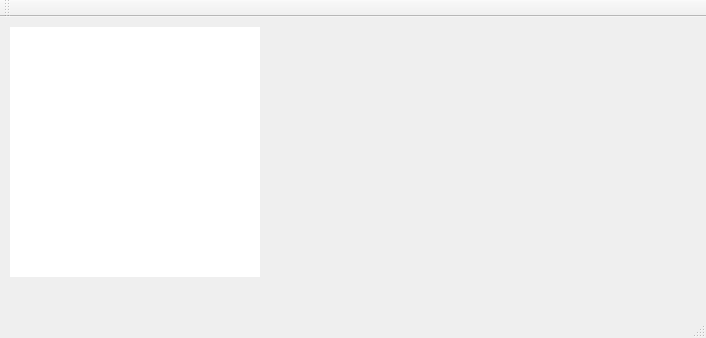
Above: stalkatbase.ui from JustDevZero-vault/StalKat before the change. Below: the same form after it.
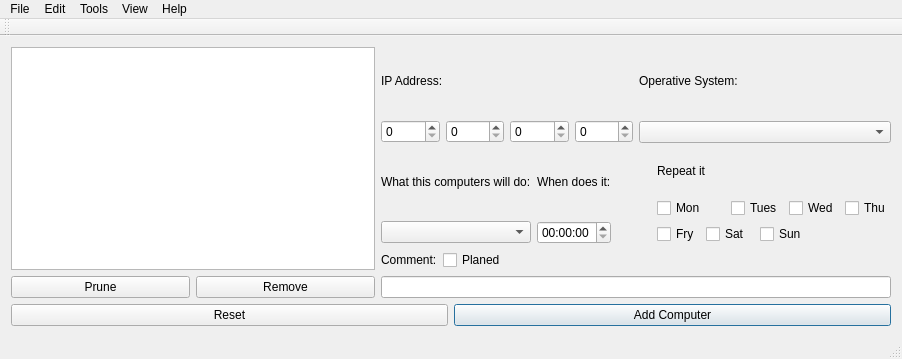
That is the form after the change.

What changed in the file:
```diff
--- a/stalkatbase.ui
+++ b/stalkatbase.ui
@@ -6,8 +6,8 @@
    <rect>
     <x>0</x>
     <y>0</y>
-    <width>706</width>
-    <height>338</height>
+    <width>902</width>
+    <height>359</height>
    </rect>
   </property>
   <property name="windowTitle">
@@ -17,32 +17,381 @@
    <locale language="English" country="UnitedStates"/>
   </property>
   <widget class="QWidget" name="centralWidget">
-   <widget class="QGraphicsView" name="mui_biglogo">
-    <property name="geometry">
-     <rect>
-      <x>10</x>
-      <y>10</y>
-      <width>250</width>
-      <height>250</height>
-     </rect>
-    </property>
-    <property name="frameShape">
-     <enum>QFrame::NoFrame</enum>
-    </property>
-    <property name="frameShadow">
-     <enum>QFrame::Plain</enum>
-    </property>
-   </widget>
+   <layout class="QGridLayout" name="gridLayout_4">
+    <item row="0" column="0">
+     <layout class="QGridLayout" name="gridLayout_3">
+      <item row="1" column="1">
+       <layout class="QHBoxLayout" name="horizontalLayout">
+        <item>
+         <layout class="QGridLayout" name="gridLayout_2">
+          <item row="0" column="0">
+           <widget class="QLabel" name="label_3">
+            <property name="text">
+             <string>What this computers will do:</string>
+            </property>
+           </widget>
+          </item>
+          <item row="0" column="1">
+           <widget class="QLabel" name="label_4">
+            <property name="text">
+             <string>When does it:</string>
+            </property>
+           </widget>
+          </item>
+          <item row="1" column="0">
+           <widget class="QComboBox" name="mui_willdo"/>
+          </item>
+          <item row="1" column="1">
+           <widget class="QTimeEdit" name="mui_time"/>
+          </item>
+         </layout>
+        </item>
+        <item>
+         <spacer name="horizontalSpacer_3">
+          <property name="orientation">
+           <enum>Qt::Horizontal</enum>
+          </property>
+          <property name="sizeHint" stdset="0">
+           <size>
+            <width>40</width>
+            <height>20</height>
+           </size>
+          </property>
+         </spacer>
+        </item>
+        <item>
+         <layout class="QVBoxLayout" name="verticalLayout">
+          <item>
+           <widget class="QLabel" name="label_5">
+            <property name="text">
+             <string>Repeat it</string>
+            </property>
+           </widget>
+          </item>
+          <item>
+           <layout class="QGridLayout" name="gridLayout">
+            <item row="0" column="5">
+             <widget class="QCheckBox" name="mui_thursday">
+              <property name="text">
+               <string>Thu</string>
+              </property>
+             </widget>
+            </item>
+            <item row="1" column="0">
+             <widget class="QCheckBox" name="mui_fryday">
+              <property name="text">
+               <string>Fry</string>
+              </property>
+             </widget>
+            </item>
+            <item row="1" column="1" colspan="2">
+             <widget class="QCheckBox" name="mui_saturday">
+              <property name="text">
+               <string>Sat</string>
+              </property>
+             </widget>
+            </item>
+            <item row="0" column="0" colspan="2">
+             <widget class="QCheckBox" name="mui_monday">
+              <property name="text">
+               <string>Mon</string>
+              </property>
+             </widget>
+            </item>
+            <item row="0" column="4">
+             <widget class="QCheckBox" name="mui_wednesday">
+              <property name="text">
+               <string>Wed</string>
+              </property>
+             </widget>
+            </item>
+            <item row="0" column="2" colspan="2">
+             <widget class="QCheckBox" name="mui_tuesday">
+              <property name="text">
+               <string>Tues</string>
+              </property>
+             </widget>
+            </item>
+            <item row="1" column="3" colspan="2">
+             <widget class="QCheckBox" name="mui_sunday">
+              <property name="text">
+               <string>Sun</string>
+              </property>
+             </widget>
+            </item>
+            <item row="1" column="5">
+             <spacer name="horizontalSpacer">
+              <property name="orientation">
+               <enum>Qt::Horizontal</enum>
+              </property>
+              <property name="sizeHint" stdset="0">
+               <size>
+                <width>40</width>
+                <height>20</height>
+               </size>
+              </property>
+             </spacer>
+            </item>
+           </layout>
+          </item>
+         </layout>
+        </item>
+       </layout>
+      </item>
+      <item row="0" column="0" rowspan="3">
+       <layout class="QVBoxLayout" name="verticalLayout_4">
+        <item>
+         <widget class="QTableView" name="mui_computerlist"/>
+        </item>
+        <item>
+         <layout class="QHBoxLayout" name="horizontalLayout_6">
+          <item>
+           <widget class="QPushButton" name="mui_prune">
+            <property name="text">
+             <string>Prune</string>
+            </property>
+           </widget>
+          </item>
+          <item>
+           <widget class="QPushButton" name="mui_delete">
+            <property name="text">
+             <string>Remove</string>
+            </property>
+           </widget>
+          </item>
+         </layout>
+        </item>
+       </layout>
+      </item>
+      <item row="0" column="1">
+       <layout class="QHBoxLayout" name="horizontalLayout_7">
+        <item>
+         <layout class="QVBoxLayout" name="verticalLayout_2">
+          <item>
+           <layout class="QHBoxLayout" name="horizontalLayout_3">
+            <item>
+             <widget class="QLabel" name="label">
+              <property name="text">
+               <string>IP Address:</string>
+              </property>
+             </widget>
+            </item>
+            <item>
+             <spacer name="horizontalSpacer_2">
+              <property name="orientation">
+               <enum>Qt::Horizontal</enum>
+              </property>
+              <property name="sizeHint" stdset="0">
+               <size>
+                <width>40</width>
+                <height>20</height>
+               </size>
+              </property>
+             </spacer>
+            </item>
+           </layout>
+          </item>
+          <item>
+           <layout class="QHBoxLayout" name="horizontalLayout_4">
+            <item>
+             <widget class="QSpinBox" name="mui_ip_a">
+              <property name="maximum">
+               <number>255</number>
+              </property>
+             </widget>
+            </item>
+            <item>
+             <widget class="QSpinBox" name="mui_ip_b">
+              <property name="maximum">
+               <number>255</number>
+              </property>
+             </widget>
+            </item>
+            <item>
+             <widget class="QSpinBox" name="mui_ip_c">
+              <property name="maximum">
+               <number>255</number>
+              </property>
+             </widget>
+            </item>
+            <item>
+             <widget class="QSpinBox" name="mui_ip_d">
+              <property name="maximum">
+               <number>255</number>
+              </property>
+             </widget>
+            </item>
+           </layout>
+          </item>
+         </layout>
+        </item>
+        <item>
+         <layout class="QVBoxLayout" name="verticalLayout_3">
+          <item>
+           <layout class="QHBoxLayout" name="horizontalLayout_2">
+            <item>
+             <widget class="QLabel" name="label_2">
+              <property name="text">
+               <string>Operative System:</string>
+              </property>
+             </widget>
+            </item>
+            <item>
+             <spacer name="horizontalSpacer_4">
+              <property name="orientation">
+               <enum>Qt::Horizontal</enum>
+              </property>
+              <property name="sizeHint" stdset="0">
+               <size>
+                <width>40</width>
+                <height>20</height>
+               </size>
+              </property>
+             </spacer>
+            </item>
+           </layout>
+          </item>
+          <item>
+           <widget class="QComboBox" name="mui_os"/>
+          </item>
+         </layout>
+        </item>
+       </layout>
+      </item>
+      <item row="2" column="1">
+       <layout class="QVBoxLayout" name="verticalLayout_5">
+        <item>
+         <layout class="QHBoxLayout" name="horizontalLayout_8">
+          <item>
+           <widget class="QLabel" name="label_6">
+            <property name="text">
+             <string>Comment:</string>
+            </property>
+           </widget>
+          </item>
+          <item>
+           <widget class="QCheckBox" name="mui_planed">
+            <property name="text">
+             <string>Planed</string>
+            </property>
+           </widget>
+          </item>
+          <item>
+           <spacer name="horizontalSpacer_5">
+            <property name="orientation">
+             <enum>Qt::Horizontal</enum>
+            </property>
+            <property name="sizeHint" stdset="0">
+             <size>
+              <width>40</width>
+              <height>20</height>
+             </size>
+            </property>
+           </spacer>
+          </item>
+         </layout>
+        </item>
+        <item>
+         <widget class="QLineEdit" name="mui_comment"/>
+        </item>
+       </layout>
+      </item>
+      <item row="3" column="0" colspan="2">
+       <layout class="QHBoxLayout" name="horizontalLayout_5">
+        <item>
+         <widget class="QPushButton" name="mui_reset">
+          <property name="minimumSize">
+           <size>
+            <width>190</width>
+            <height>0</height>
+           </size>
+          </property>
+          <property name="text">
+           <string>Reset</string>
+          </property>
+         </widget>
+        </item>
+        <item>
+         <widget class="QPushButton" name="mui_addcomputer">
+          <property name="minimumSize">
+           <size>
+            <width>420</width>
+            <height>0</height>
+           </size>
+          </property>
+          <property name="text">
+           <string>Add Computer</string>
+          </property>
+          <property name="default">
+           <bool>true</bool>
+          </property>
+         </widget>
+        </item>
+       </layout>
+      </item>
+     </layout>
+    </item>
+   </layout>
   </widget>
   <widget class="QMenuBar" name="mui_menubar">
    <property name="geometry">
     <rect>
      <x>0</x>
      <y>0</y>
-     <width>706</width>
+     <width>902</width>
      <height>29</height>
     </rect>
    </property>
+   <widget class="QMenu" name="menuHelp">
+    <property name="title">
+     <string>Help</string>
+    </property>
+    <addaction name="actionWeb_Page"/>
+    <addaction name="separator"/>
+    <addaction name="actionAboutStalKat"/>
+   </widget>
+   <widget class="QMenu" name="menuWindow">
+    <property name="title">
+     <string>View</string>
+    </property>
+    <addaction name="actionFullScreen"/>
+    <addaction name="actionIcons"/>
+   </widget>
+   <widget class="QMenu" name="menuTools">
+    <property name="title">
+     <string>Tools</string>
+    </property>
+    <addaction name="actionOptions"/>
+   </widget>
+   <widget class="QMenu" name="menuEdit">
+    <property name="title">
+     <string>Edit</string>
+    </property>
+    <addaction name="actionUndo"/>
+    <addaction name="actionRedo"/>
+    <addaction name="separator"/>
+    <addaction name="actionCopy"/>
+    <addaction name="actionCut"/>
+    <addaction name="actionPaste"/>
+    <addaction name="separator"/>
+    <addaction name="actionSelectAll"/>
+    <addaction name="separator"/>
+    <addaction name="actionDelete"/>
+    <addaction name="actionAddComputer"/>
+    <addaction name="separator"/>
+   </widget>
+   <widget class="QMenu" name="menuFile">
+    <property name="title">
+     <string>File</string>
+    </property>
+    <addaction name="actionSave"/>
+    <addaction name="actionQuit"/>
+   </widget>
+   <addaction name="menuFile"/>
+   <addaction name="menuEdit"/>
+   <addaction name="menuTools"/>
+   <addaction name="menuWindow"/>
+   <addaction name="menuHelp"/>
   </widget>
   <widget class="QToolBar" name="mui_toolbar">
    <attribute name="toolBarArea">
```
Left out of the diff: 115 changed lines with no effect on the pictures.
